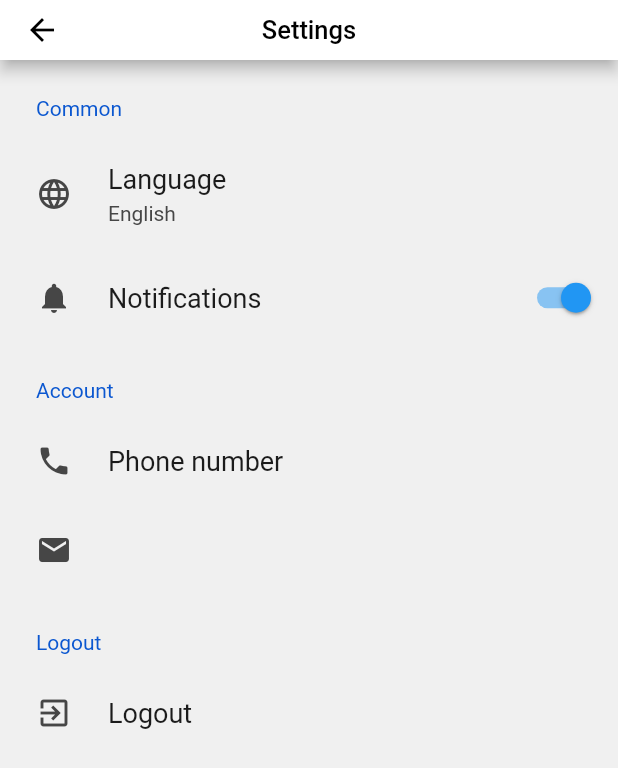
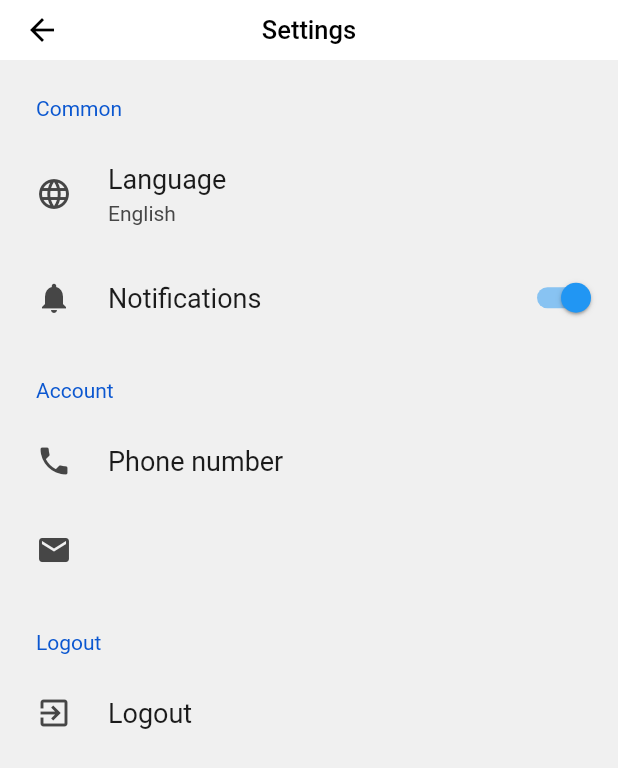
Before and after one commit to Qogi/My-Travel-Guide, a Flutter app: the SettingsScreen screen opened directly, on a phone screen of 412 x 824 dp. Shown: the top 768 px of the screen. Run offline on Flutter 3.47's test engine with Material 2 defaults, Android fonts, the phone set to English and light mode, and no system bars; drawn by our look-alikes of settings_ui; our stand-ins replace carousel_slider, cloud_firestore, firebase_auth, google_maps_flutter, google_sign_in; missing offline and left inert: google_maps_place_picker, timeline_list; accounts and stored records are empty; network calls fail.

Commit message:
Created app bar component

```diff
--- /dev/null
+++ b/my_travel_guide/lib/components/app_bar.dart
@@ -0,0 +1,22 @@
+import 'package:flutter/material.dart';
+
+class Appbar extends StatelessWidget {
+  final String title;
+  Appbar({this.title});
+
+  @override
+  Widget build(BuildContext context) {
+    // TODO: implement build
+    return AppBar(
+      title: Text(
+        title,
+        style: TextStyle(color: Colors.black, fontSize: 17.0),
+      ),
+      backgroundColor: Colors.white,
+      centerTitle: true,
+      elevation: 0.0,
+      iconTheme: IconThemeData(color: Colors.black),
+    );
+  }
+
+}
--- a/my_travel_guide/lib/layouts/settings_page.dart
+++ b/my_travel_guide/lib/layouts/settings_page.dart
@@ -1,8 +1,8 @@
 import 'package:flutter/material.dart';
 import 'package:my_travel_guide/authentication/google_sign_in.dart';
+import 'package:my_travel_guide/components/app_bar.dart';
 import 'package:my_travel_guide/firebase/user_timeline_landmarks.dart';
 import 'package:settings_ui/settings_ui.dart';
-
 
 main() {
   runApp(SettingsScreen());
@@ -18,7 +18,6 @@ class SettingsScreen extends StatefulWidget {
 class _SettingsScreenState extends State<SettingsScreen> {
   bool value;
 
-
   String checkEmail() {
     if (getEmail() == null) {
       return "Email";
@@ -31,17 +30,10 @@ class _SettingsScreenState extends State<SettingsScreen> {
   Widget build(BuildContext context) {
     // TODO: implement build
     return Scaffold(
+      backgroundColor: Colors.white,
       appBar: PreferredSize(
         preferredSize: Size.fromHeight(40.0),
-        child: AppBar(
-          title: Text(
-            "Settings",
-            style: TextStyle(color: Colors.black, fontSize: 17.0),
-          ),
-          backgroundColor: Colors.white,
-          centerTitle: true,
-          iconTheme: IconThemeData(color: Colors.black),
-        ),
+        child: Appbar(title: "Settings",),
       ),
       body: SettingsList(
         sections: [
```
Also changed, not shown: my_travel_guide/lib/layouts/city.dart (+23 -17 lines), my_travel_guide/lib/layouts/landmark_page.dart (+2 -12 lines), my_travel_guide/lib/layouts/timeline.dart (+3 -9 lines).
